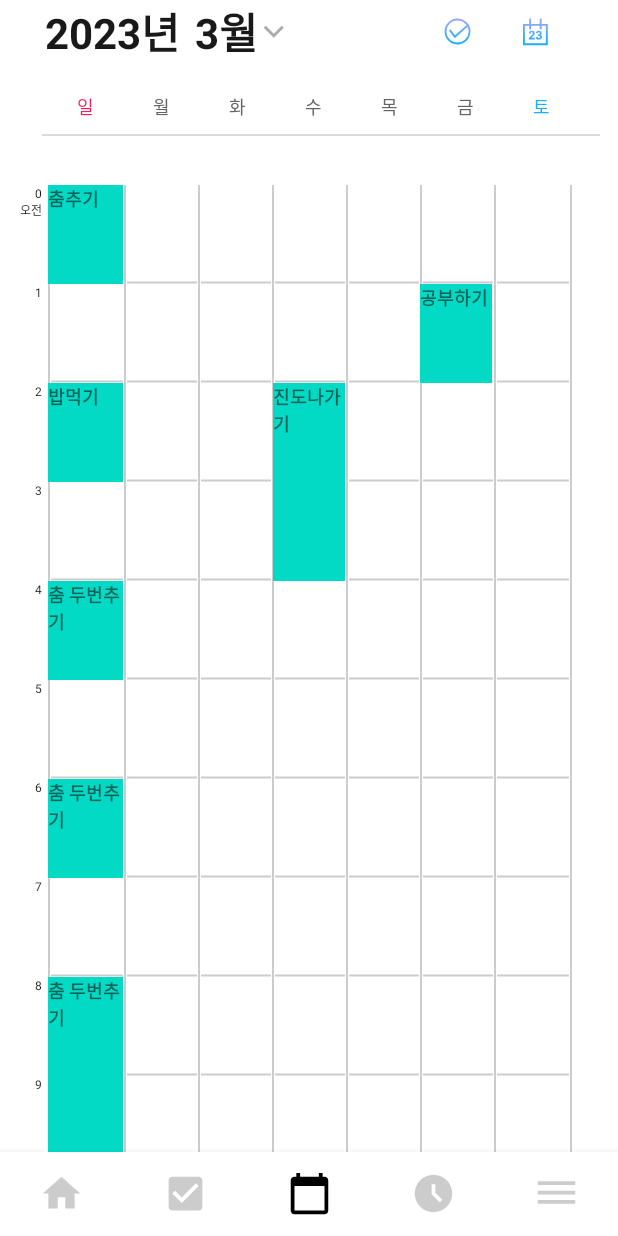
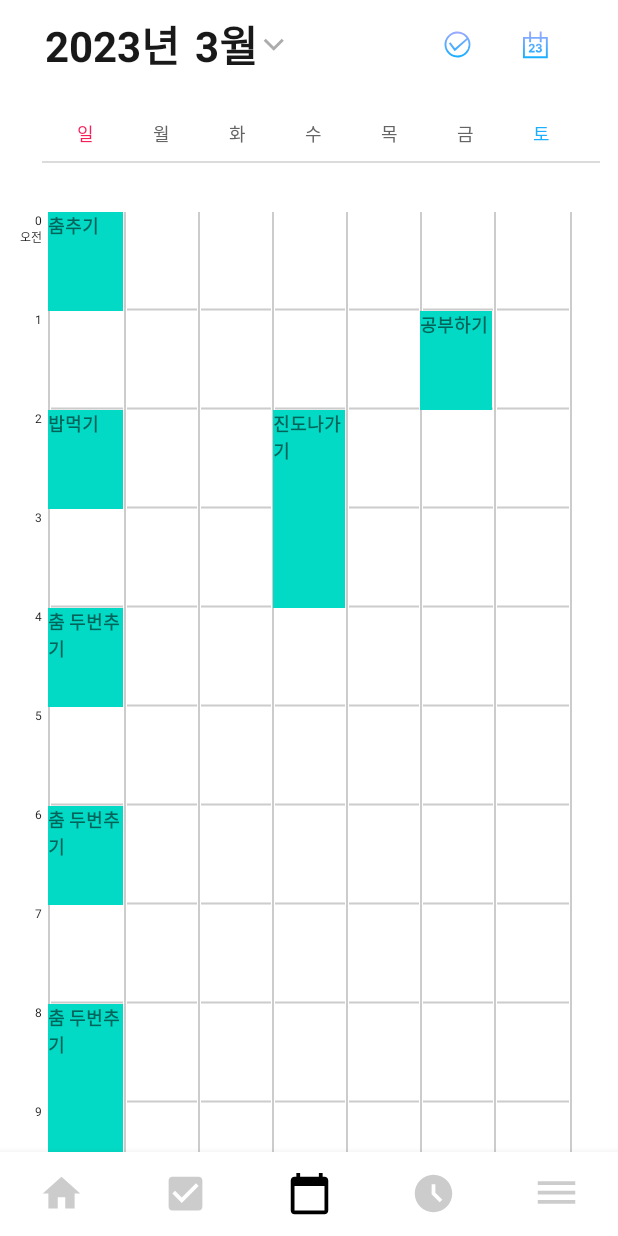
Before and after one commit to day-23/haru-android, an Android app: the fragment TimetableFragment placed in its activity, on a phone screen of 412 x 824 dp. Run offline under Robolectric (Android 15) with nearby library versions, the phone set to English and light mode, and no system bars; our stand-ins replace data binding; 7 statements that could not run were skipped.

Commit message:
fix:투두&타임테이블 전환시 레이아웃 내려앉는 현상 수정

```diff
--- a/app/src/main/res/layout/fragment_timetable.xml
+++ b/app/src/main/res/layout/fragment_timetable.xml
@@ -21,28 +21,32 @@
 
             <LinearLayout
                 android:layout_width="match_parent"
-                android:layout_height="wrap_content"
+                android:layout_height="60dp"
                 android:layout_marginLeft="30dp"
                 android:layout_marginBottom="20dp">
 
                 <TextView
                     android:id="@+id/timetable_year"
                     android:layout_width="wrap_content"
-                    android:layout_height="wrap_content"
+                    android:layout_height="match_parent"
                     android:textSize="28dp"
                     android:textStyle="bold"
                     android:textColor="#191919"
-                    android:text="@{viewModel.Selected.year}" />
+                    android:text="@{viewModel.Selected.year}"
+                    android:gravity="center"
+                    android:hint="2023년"/>
 
                 <TextView
                     android:id="@+id/timetable_month"
                     android:layout_width="wrap_content"
-                    android:layout_height="wrap_content"
+                    android:layout_height="match_parent"
                     android:layout_marginLeft="10dp"
                     android:text="@{viewModel.Selected.month}"
                     android:textSize="28dp"
                     android:textColor="#191919"
-                    android:textStyle="bold" />
+                    android:textStyle="bold"
+                    android:gravity="center"
+                    android:hint="3월"/>
 
                 <ImageButton
                     android:layout_width="wrap_content"
```
Also changed, not shown: app/src/main/res/layout/fragment_todotable.xml (+10 -6 lines).
